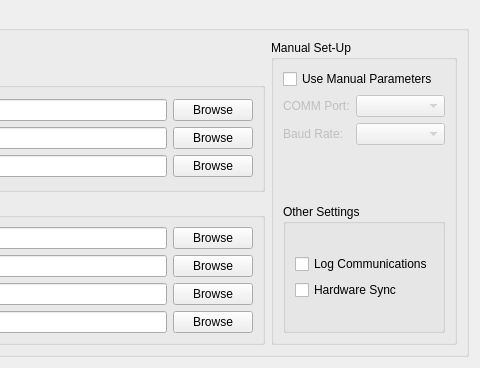
Before: the Qt Designer form GUI/Qt/SpectraVicraTrackerSettingsWidget.ui in mfoste/NDIAPI, drawn with Qt 5; both pictures show x 395 to 875 and y 0 to 368 of the 875 by 368 pixel window.
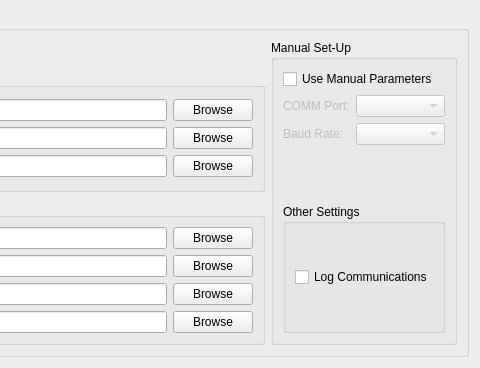
After: the same form once the commit is applied.

Commit message: Removed Hardware Sync checkbox, doesn't belong here.

Diff of the .ui file:
```diff
--- a/GUI/Qt/SpectraVicraTrackerSettingsWidget.ui
+++ b/GUI/Qt/SpectraVicraTrackerSettingsWidget.ui
@@ -409,16 +409,6 @@
                     </property>
                    </widget>
                   </item>
-                  <item>
-                   <widget class="QCheckBox" name="hardwareSyncCheckBox">
-                    <property name="toolTip">
-                     <string>Set this tracker as the slave in a hardware sync</string>
-                    </property>
-                    <property name="text">
-                     <string>Hardware Sync</string>
-                    </property>
-                   </widget>
-                  </item>
                  </layout>
                 </item>
                </layout>
```
The commit also changes 5 other files.
